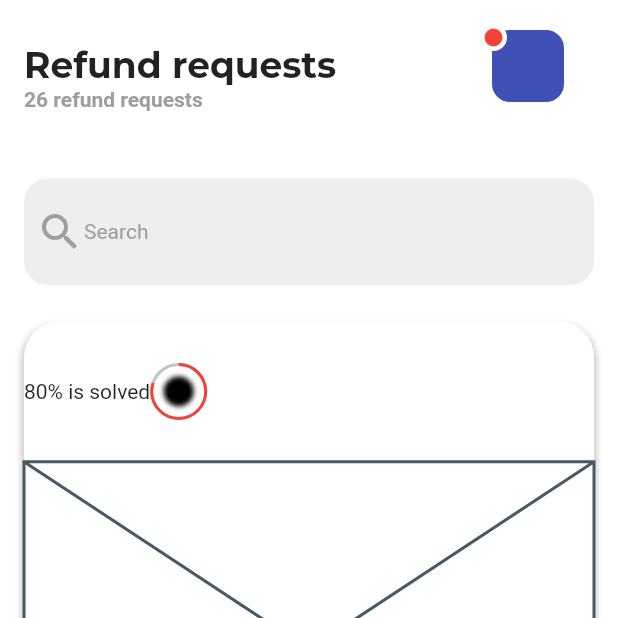
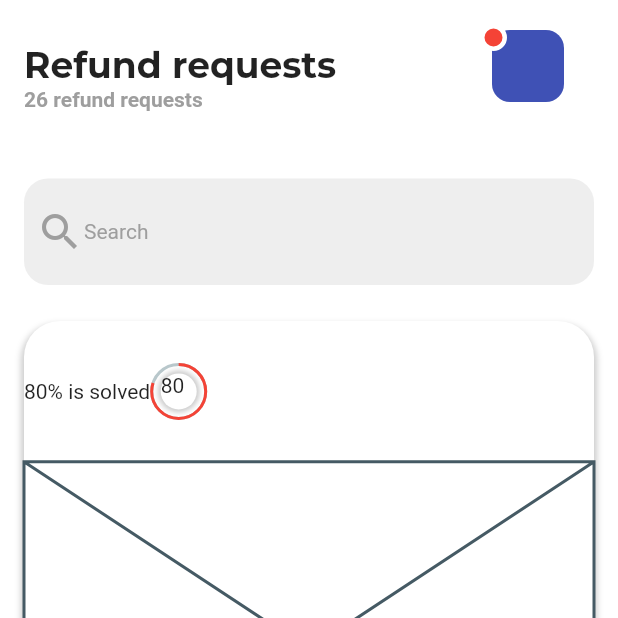
Before and after one commit to JAICHANGPARK/flutter_notebook_6th_story, a Flutter app: the screen it shows after launch, on a phone screen of 412 x 824 dp, the top half of it. Run offline on Flutter 3.47's test engine with Material 2 defaults, Android fonts, the phone set to English and light mode, and no system bars; drawn by our look-alikes of percent_indicator; our stand-ins replace bottom_navy_bar, flutter_slidable, flutter_spinkit, get_it, google_fonts, sleek_circular_slider and 1 more; missing offline and left inert: box2d_flame.

Commit message:
Update dmm_main_page.dart

```diff
--- a/lib/ep486_dmm_app/dmm_main_page.dart
+++ b/lib/ep486_dmm_app/dmm_main_page.dart
@@ -177,16 +177,17 @@ class _DmmMainPageState extends State<DmmMainPage> {
                                               center: Container(
                                                 decoration: BoxDecoration(
                                                   shape: BoxShape.circle,
+                                                  color: Colors.white,
                                                   boxShadow: [
                                                     BoxShadow(
-                                                      color: Colors.black,
+                                                      color: Colors.black.withOpacity(.2),
                                                       spreadRadius: 2,
                                                       blurRadius: 2
                                                     )
                                                   ]
                                                 ),
-                                                height: 16,
-                                                width: 16,
+                                                height: 24,
+                                                width: 24,
                                                 child: Text("80"),
                                               ),
                                             )
```
